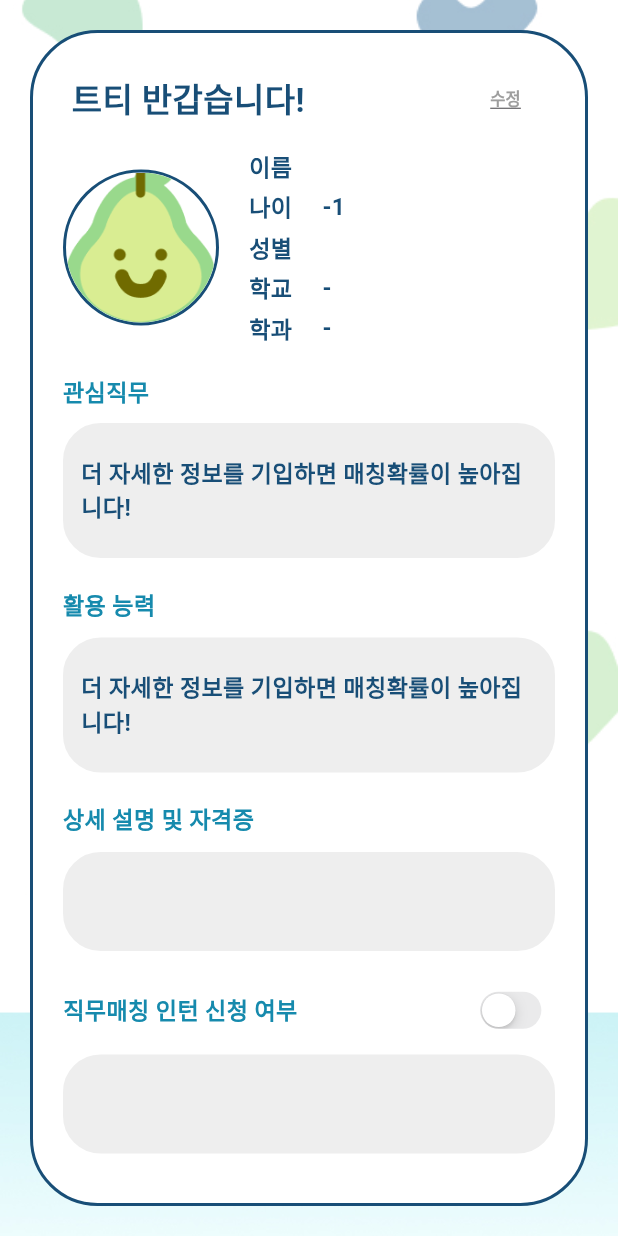
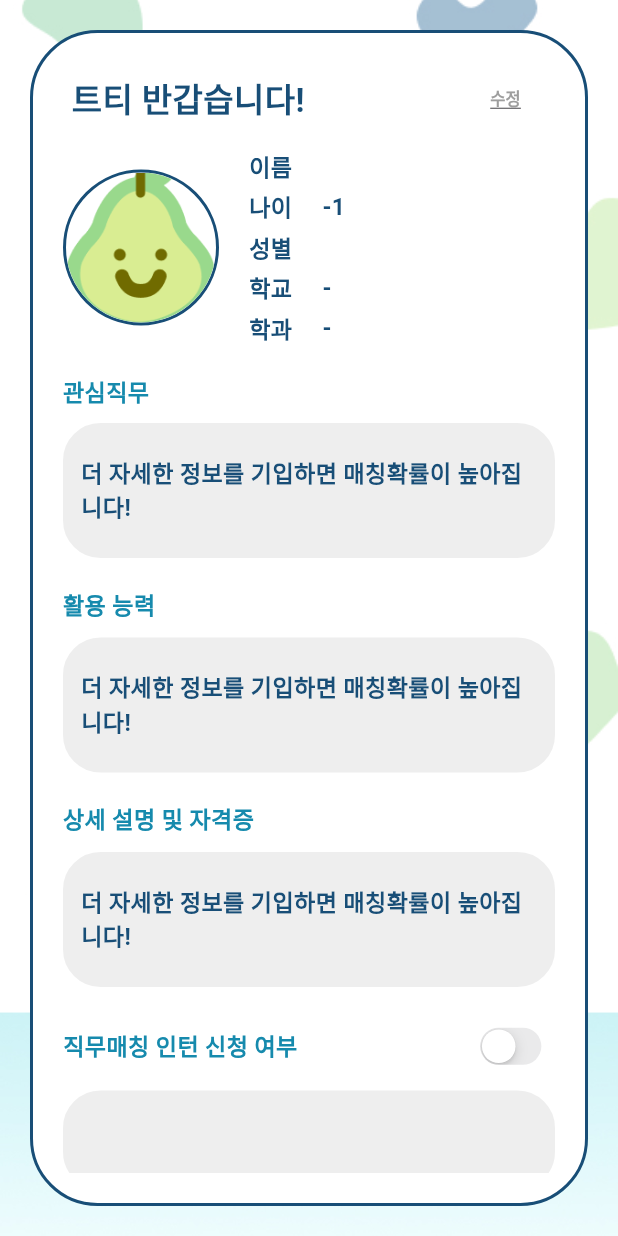
Before and after one commit to Tuti-Project/TuTi-Web, a Flutter app: the ProfileScreen screen opened directly, on a phone screen of 412 x 824 dp. Run offline on Flutter 3.47's test engine with Material 3 defaults, Android fonts, the phone set to English and light mode, and no system bars; our stand-ins replace dio, flutter_riverpod, flutter_screenutil, flutter_secure_storage, go_router, logger; missing offline and left inert: kakao_flutter_sdk_user, universal_html; accounts and stored records are empty; network calls fail; Roboto replaces fonts that are missing (Gothic A1).

Commit message:
프로필 컨테이너 수정

```diff
--- a/lib/features/profile/views/profile_screen.dart
+++ b/lib/features/profile/views/profile_screen.dart
@@ -28,12 +28,8 @@ class ProfileScreen extends ConsumerStatefulWidget {
 }
 
 class _ProfileScreenState extends ConsumerState<ProfileScreen> {
-
   void _editProfile() {
-    context.pushNamed(
-      EditProfileScreen.routeName,
-      params: {'tab': 'profile'}
-    );
+    context.pushNamed(EditProfileScreen.routeName, params: {'tab': 'profile'});
   }
 
   Future<ProfileModel> getProfileBuilder() async {
@@ -79,7 +75,8 @@ class _ProfileScreenState extends ConsumerState<ProfileScreen> {
                   );
                 }
                 final profile = snapshot.data!;
-                final isMatching = profile.applyMatchingStatus == "ON" ? true : false;
+                final isMatching =
+                    profile.applyMatchingStatus == "ON" ? true : false;
                 return Column(
                   crossAxisAlignment: CrossAxisAlignment.start,
                   children: [
@@ -162,14 +159,20 @@ class _ProfileScreenState extends ConsumerState<ProfileScreen> {
                       const TuTiContainer(
                         text: '더 자세한 정보를 기입하면 매칭확률이 높아집니다!',
                       ),
-                    if (profile.skillTags.isNotEmpty) TuTiSkills(profile: profile),
+                    if (profile.skillTags.isNotEmpty)
+                      TuTiSkills(profile: profile),
                     Gaps.h20,
                     TuTiText.medium(context, '상세 설명 및 자격증',
                         color: ColorConstants.profileColor),
                     Gaps.h10,
-                    TuTiContainer(
-                      text: profile.description,
-                    ),
+                    if (profile.description.isEmpty)
+                      const TuTiContainer(
+                        text: '더 자세한 정보를 기입하면 매칭확률이 높아집니다!',
+                      ),
+                    if (profile.description.isNotEmpty)
+                      TuTiContainer(
+                        text: profile.description,
+                      ),
                     Gaps.h20,
                     Row(
                       mainAxisAlignment: MainAxisAlignment.spaceBetween,
```
